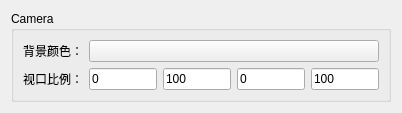
This is plugins/ctk_war_ui/CameraPropertyWgt.ui in shamozhishu/zoo as Qt 5 draws it before an edit. The edited form follows.
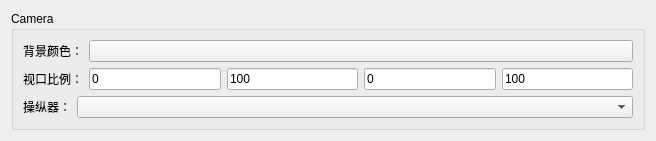
This is the edited form.

Patch:
```diff
--- a/plugins/ctk_war_ui/CameraPropertyWgt.ui
+++ b/plugins/ctk_war_ui/CameraPropertyWgt.ui
@@ -6,8 +6,8 @@
    <rect>
     <x>0</x>
     <y>0</y>
-    <width>402</width>
-    <height>100</height>
+    <width>656</width>
+    <height>131</height>
    </rect>
   </property>
   <property name="windowTitle">
@@ -95,6 +95,27 @@
         </item>
        </layout>
       </item>
+      <item>
+       <layout class="QHBoxLayout" name="horizontalLayout_3">
+        <item>
+         <widget class="QLabel" name="label_3">
+          <property name="text">
+           <string>操纵器：</string>
+          </property>
+         </widget>
+        </item>
+        <item>
+         <widget class="QComboBox" name="comboBox">
+          <property name="sizePolicy">
+           <sizepolicy hsizetype="Expanding" vsizetype="Fixed">
+            <horstretch>0</horstretch>
+            <verstretch>0</verstretch>
+           </sizepolicy>
+          </property>
+         </widget>
+        </item>
+       </layout>
+      </item>
      </layout>
     </widget>
    </item>
```
